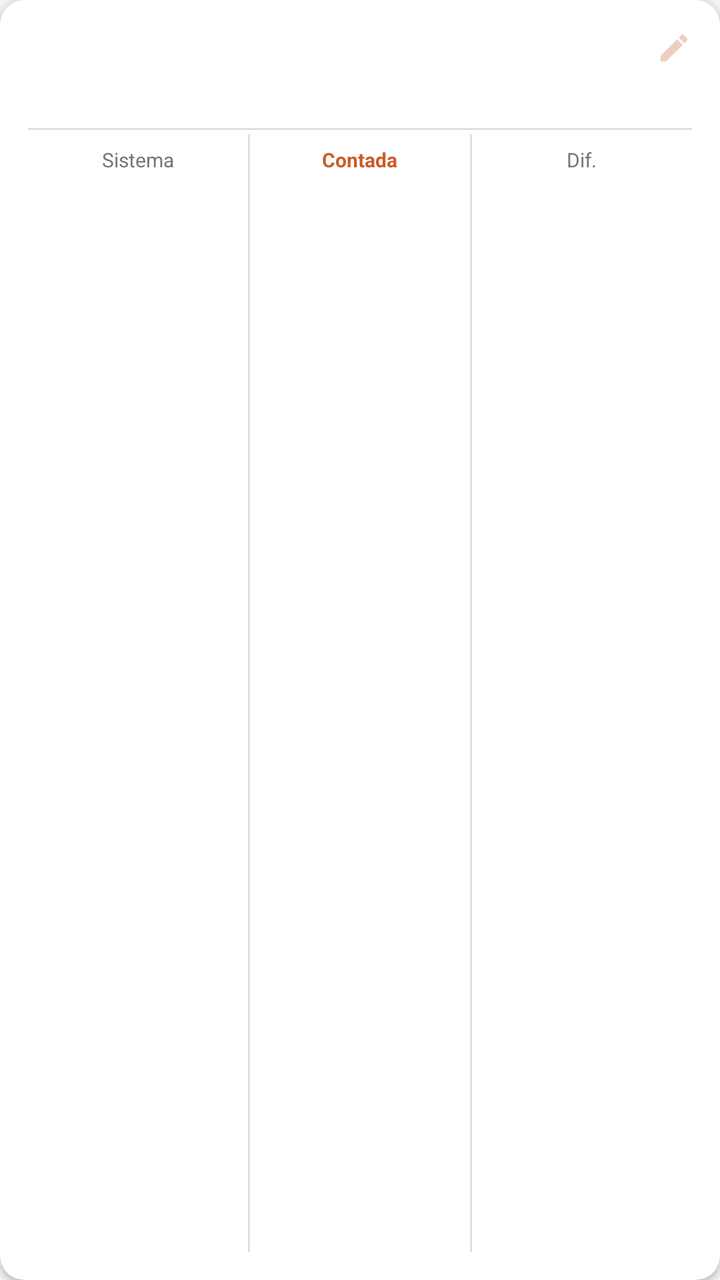
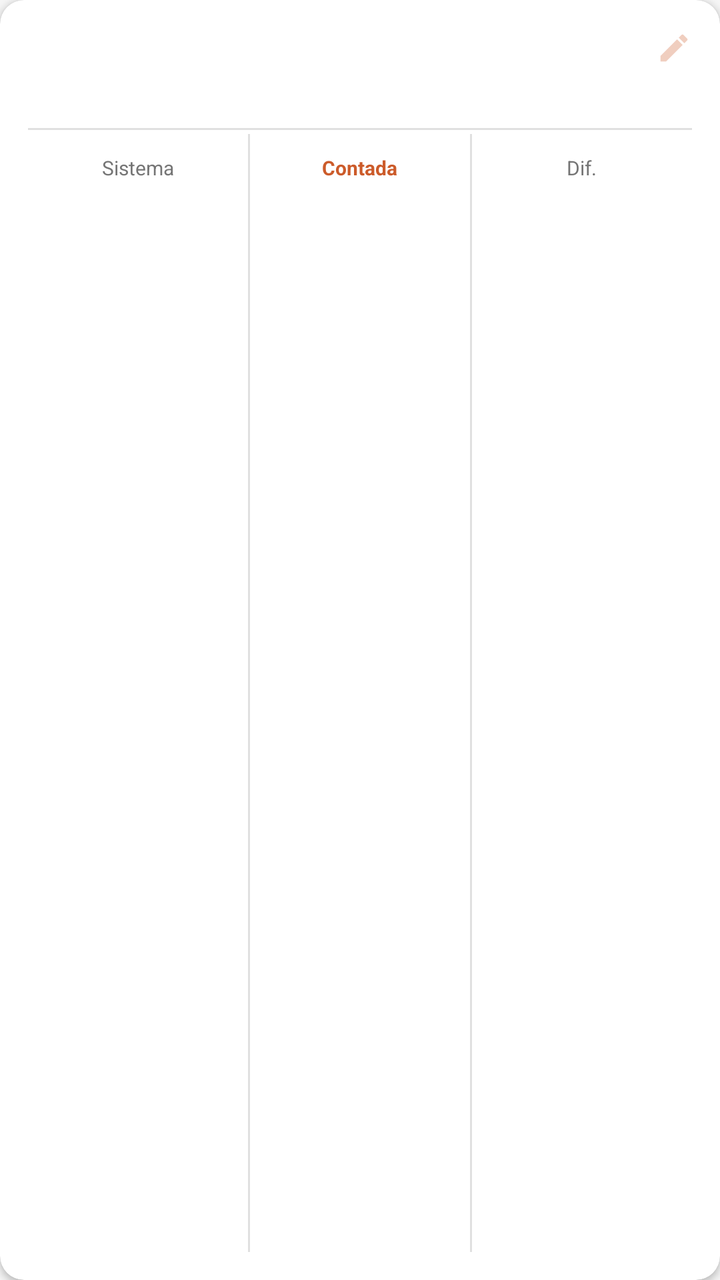

Screens rendered from an Android XML layout before and after an edit, with the pre-edit source and the edit as a unified diff.
<!-- AndroidManifest.xml: application theme Theme.Inventario.NoBar -->
<!-- res/layout/item_relatorio.xml -->
<?xml version="1.0" encoding="utf-8"?>
<com.google.android.material.card.MaterialCardView xmlns:android="http://schemas.android.com/apk/res/android"
    xmlns:app="http://schemas.android.com/apk/res-auto"
    android:layout_width="match_parent"
    android:layout_height="wrap_content"
    android:layout_marginHorizontal="12dp"
    android:layout_marginVertical="5dp"
    app:cardElevation="2dp"
    app:cardCornerRadius="12dp"
    app:cardBackgroundColor="@color/cardBackground">

    <LinearLayout
        android:layout_width="match_parent"
        android:layout_height="wrap_content"
        android:orientation="vertical"
        android:padding="14dp">

        
        <LinearLayout
            android:layout_width="match_parent"
            android:layout_height="wrap_content"
            android:orientation="horizontal"
            android:gravity="center_vertical">

            <TextView
                android:id="@+id/tvProduto"
                android:layout_width="0dp"
                android:layout_height="wrap_content"
                android:layout_weight="1"
                android:textStyle="bold"
                android:textSize="15sp"
                android:textColor="@color/colorPrimaryText"
                android:lineSpacingMultiplier="1.2" />

            <ImageView
                android:layout_width="18dp"
                android:layout_height="18dp"
                android:layout_marginStart="8dp"
                android:src="@drawable/ic_edit"
                android:alpha="0.30"
                android:contentDescription="Editar" />

        </LinearLayout>

        
        <TextView
            android:id="@+id/tvCodigo"
            android:layout_width="wrap_content"
            android:layout_height="wrap_content"
            android:layout_marginTop="3dp"
            android:textSize="11sp"
            android:textColor="@color/textSecondary"
            android:fontFamily="monospace" />

        
        <View
            android:layout_width="match_parent"
            android:layout_height="1dp"
            android:layout_marginTop="12dp"
            android:layout_marginBottom="2dp"
            android:background="@color/dividerColor" />

        
        <LinearLayout
            android:layout_width="match_parent"
            android:layout_height="wrap_content"
            android:orientation="horizontal">

            
            <LinearLayout
                android:layout_width="0dp"
                android:layout_height="match_parent"
                android:layout_weight="1"
                android:orientation="vertical"
                android:gravity="center_horizontal"
                android:paddingVertical="6dp">

                <TextView
                    android:layout_width="wrap_content"
                    android:layout_height="wrap_content"
                    android:text="Sistema"
                    android:textSize="10sp"
                    android:textColor="@color/textSecondary"
                    android:gravity="center" />

                <TextView
                    android:id="@+id/tvSistema"
                    android:layout_width="wrap_content"
                    android:layout_height="wrap_content"
                    android:layout_marginTop="3dp"
                    android:gravity="center"
                    android:textSize="15sp"
                    android:textColor="@color/textSecondary" />

            </LinearLayout>

            <View
                android:layout_width="1dp"
                android:layout_height="match_parent"
                android:background="@color/dividerColor" />

            
            <LinearLayout
                android:layout_width="0dp"
                android:layout_height="match_parent"
                android:layout_weight="1"
                android:orientation="vertical"
                android:gravity="center_horizontal"
                android:paddingVertical="6dp">

                <TextView
                    android:layout_width="wrap_content"
                    android:layout_height="wrap_content"
                    android:text="Contada"
                    android:textSize="10sp"
                    android:textStyle="bold"
                    android:textColor="@color/colorPrimary"
                    android:gravity="center" />

                <TextView
                    android:id="@+id/tvContada"
                    android:layout_width="wrap_content"
                    android:layout_height="wrap_content"
                    android:layout_marginTop="3dp"
                    android:gravity="center"
                    android:textSize="22sp"
                    android:textColor="@color/colorPrimary"
                    android:textStyle="bold" />

            </LinearLayout>

            <View
                android:layout_width="1dp"
                android:layout_height="match_parent"
                android:background="@color/dividerColor" />

            
            <LinearLayout
                android:layout_width="0dp"
                android:layout_height="match_parent"
                android:layout_weight="1"
                android:orientation="vertical"
                android:gravity="center_horizontal"
                android:paddingVertical="6dp">

                <TextView
                    android:layout_width="wrap_content"
                    android:layout_height="wrap_content"
                    android:text="Dif."
                    android:textSize="10sp"
                    android:textColor="@color/textSecondary"
                    android:gravity="center" />

                <TextView
                    android:id="@+id/tvDiferenca"
                    android:layout_width="wrap_content"
                    android:layout_height="wrap_content"
                    android:layout_marginTop="3dp"
                    android:gravity="center"
                    android:textSize="16sp"
                    android:textStyle="bold" />

            </LinearLayout>

        </LinearLayout>

        
        <LinearLayout
            android:id="@+id/layoutEntrega"
            android:layout_width="match_parent"
            android:layout_height="wrap_content"
            android:layout_marginTop="10dp"
            android:orientation="horizontal"
            android:gravity="center_vertical"
            android:paddingStart="10dp"
            android:paddingEnd="10dp"
            android:paddingTop="8dp"
            android:paddingBottom="8dp"
            android:background="#FFF3E0"
            android:visibility="gone">

            <TextView
                android:layout_width="0dp"
                android:layout_height="wrap_content"
                android:layout_weight="1"
                android:text="Separado p/ entrega"
                android:textSize="12sp"
                android:textStyle="bold"
                android:textColor="#BF360C" />

            <TextView
                android:id="@+id/tvEntrega"
                android:layout_width="wrap_content"
                android:layout_height="wrap_content"
                android:textSize="20sp"
                android:textStyle="bold"
                android:textColor="#E65100" />

        </LinearLayout>

    </LinearLayout>

</com.google.android.material.card.MaterialCardView>
<!-- resources referenced by this layout -->
<resources>
  <color name="cardBackground">#FFFFFF</color>
  <color name="colorPrimary">#CC5B2A</color>
  <color name="colorPrimaryText">#3D3D3D</color>
  <color name="dividerColor">#E0E0E0</color>
  <color name="textSecondary">#757575</color>
  <!-- drawable ic_edit (drawable) -->
  <?xml version="1.0" encoding="utf-8"?>
  <vector xmlns:android="http://schemas.android.com/apk/res/android"
      android:width="24dp"
      android:height="24dp"
      android:viewportWidth="24"
      android:viewportHeight="24">
      <path
          android:fillColor="@color/colorPrimary"
          android:pathData="M3,17.25V21h3.75L17.81,9.94l-3.75,-3.75L3,17.25zM20.71,7.04c0.39,-0.39 0.39,-1.02 0,-1.41l-2.34,-2.34c-0.39,-0.39 -1.02,-0.39 -1.41,0l-1.83,1.83 3.75,3.75 1.83,-1.83z" />
  </vector>
  <style name="Theme.Inventario.NoBar" parent="Theme.MaterialComponents.DayNight.NoActionBar">
          <item name="colorPrimary">@color/colorPrimary</item>
          <item name="colorPrimaryVariant">@color/colorPrimaryDark</item>
          <item name="colorOnPrimary">#FFFFFF</item>
          <item name="colorSecondary">@color/colorAccent</item>
          <item name="colorOnSecondary">#FFFFFF</item>
          <item name="android:windowBackground">@color/screenBackground</item>
          <item name="android:statusBarColor">@color/colorPrimaryDark</item>
      </style>
  <color name="colorPrimaryDark">#A04520</color>
  <color name="colorAccent">#E07040</color>
  <color name="screenBackground">#F5F5F5</color>
</resources>

<!-- the commit's change to res/layout/item_relatorio.xml (unified diff, before → after) -->
@@ -73,7 +73,7 @@
                 android:layout_weight="1"
                 android:orientation="vertical"
                 android:gravity="center_horizontal"
-                android:paddingVertical="6dp">
+                android:paddingVertical="10dp">
 
                 <TextView
                     android:layout_width="wrap_content"
@@ -106,7 +106,7 @@
                 android:layout_weight="1"
                 android:orientation="vertical"
                 android:gravity="center_horizontal"
-                android:paddingVertical="6dp">
+                android:paddingVertical="10dp">
 
                 <TextView
                     android:layout_width="wrap_content"
@@ -141,7 +141,7 @@
                 android:layout_weight="1"
                 android:orientation="vertical"
                 android:gravity="center_horizontal"
-                android:paddingVertical="6dp">
+                android:paddingVertical="10dp">
 
                 <TextView
                     android:layout_width="wrap_content"
